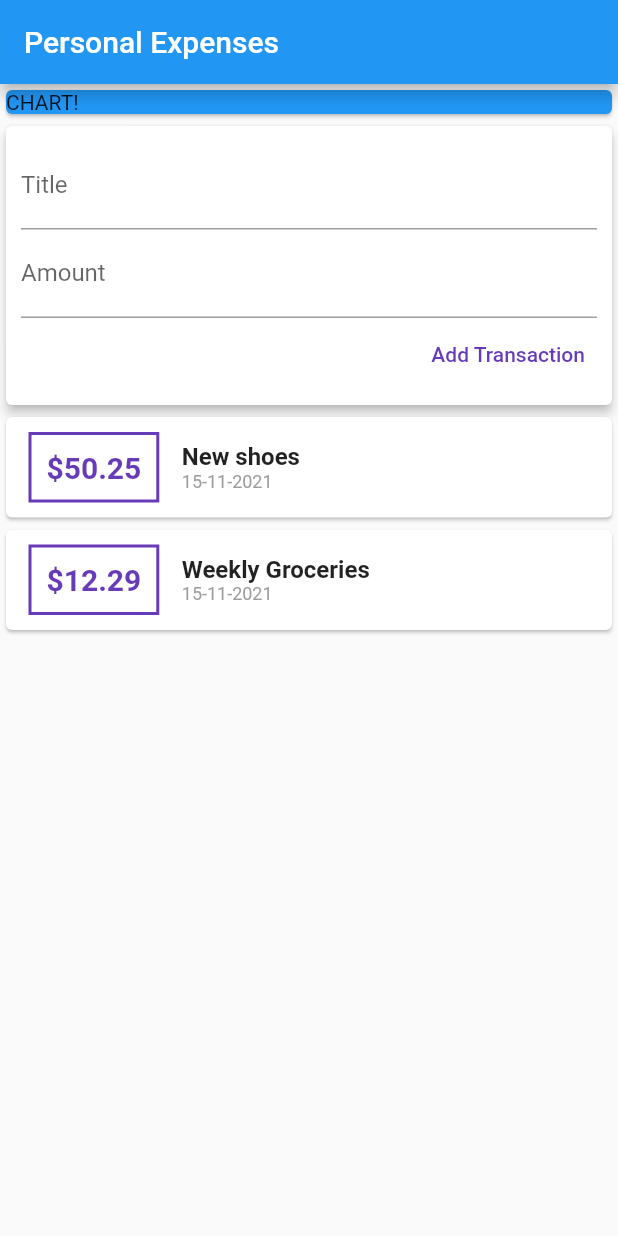
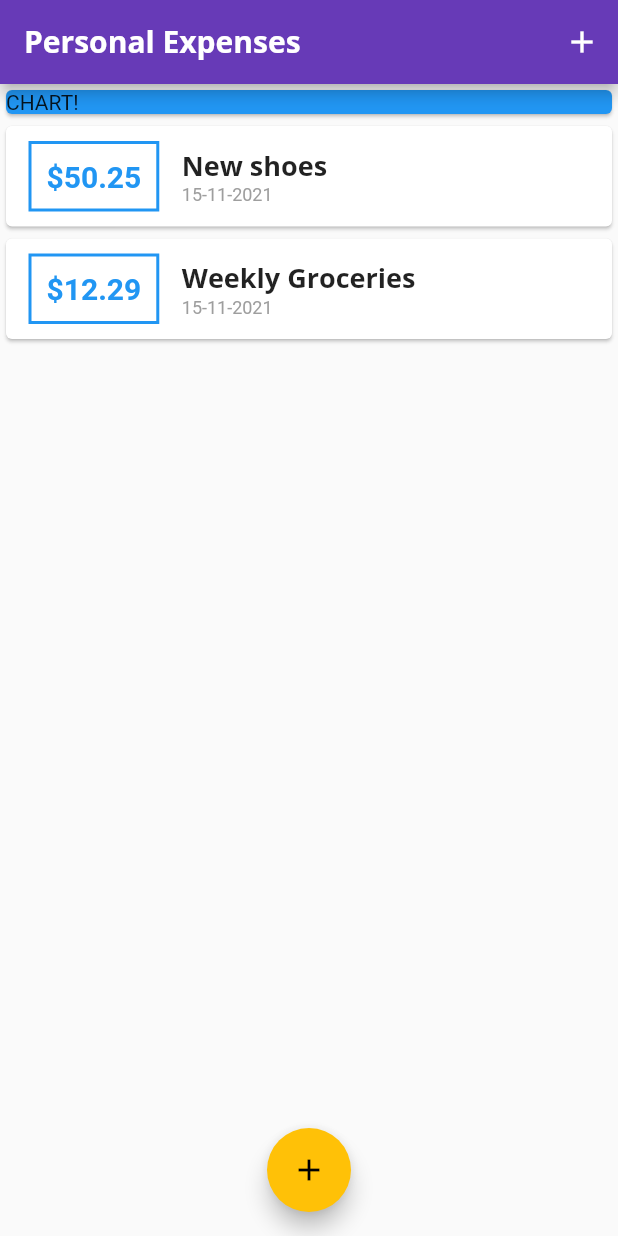
Before and after one commit to PratikJH153/Personal-Expenses-App, a Flutter app: the screen it shows after launch, on a phone screen of 412 x 824 dp. Run offline on Flutter 3.47's test engine with Material 2 defaults, Android fonts, the phone set to English and light mode, and no system bars.

Commit message:
Added all the files

```diff
--- a/lib/main.dart
+++ b/lib/main.dart
@@ -1,5 +1,7 @@
-import 'package:expensesapp/widgets/user_transaction.dart';
+import 'package:expensesapp/widgets/new_transaction.dart';
+import 'package:expensesapp/widgets/transaction_list.dart';
 import 'package:flutter/material.dart';
+import './models/transaction.dart';
 
 void main() => runApp(const MyApp());
 
@@ -8,35 +10,112 @@ class MyApp extends StatelessWidget {
 
   @override
   Widget build(BuildContext context) {
-    return const MaterialApp(
+    return MaterialApp(
       debugShowCheckedModeBanner: false,
       title: "Personal Expenses App",
-      home: HomePage(),
+      theme: ThemeData(
+        colorScheme: ColorScheme.fromSwatch(
+          accentColor: Colors.amber,
+          primarySwatch: Colors.deepPurple,
+        ),
+        fontFamily: 'Quicksand',
+        textTheme: ThemeData.light().textTheme.copyWith(
+              //Title
+              headline6: const TextStyle(
+                fontFamily: 'OpenSans',
+                fontSize: 18,
+                fontWeight: FontWeight.bold,
+              ),
+            ),
+        appBarTheme: const AppBarTheme(
+          titleTextStyle: TextStyle(
+            fontFamily: 'OpenSans',
+            fontSize: 20,
+            fontWeight: FontWeight.bold,
+          ),
+        ),
+      ),
+      home: const HomePage(),
     );
   }
 }
 
-class HomePage extends StatelessWidget {
+class HomePage extends StatefulWidget {
   const HomePage({Key? key}) : super(key: key);
+
+  @override
+  State<HomePage> createState() => _HomePageState();
+}
+
+class _HomePageState extends State<HomePage> {
+  final List<Transaction> _transactions = [
+    Transaction(
+      id: 't1',
+      title: 'New shoes',
+      amount: 50.25,
+      date: DateTime.now(),
+    ),
+    Transaction(
+      id: 't2',
+      title: 'Weekly Groceries',
+      amount: 12.29,
+      date: DateTime.now(),
+    ),
+  ];
+
+  void _addTransaction(String title, double amount) {
+    final Transaction newTx = Transaction(
+      id: DateTime.now().toString(),
+      title: title,
+      amount: amount,
+      date: DateTime.now(),
+    );
+
+    setState(() {
+      _transactions.add(newTx);
+    });
+  }
+
+  void _startAddNewTransaction(BuildContext ctx) {
+    showModalBottomSheet(
+      context: ctx,
+      builder: (_) {
+        return NewTransaction(_addTransaction);
+      },
+    );
+  }
 
   @override
   Widget build(BuildContext context) {
     return Scaffold(
       appBar: AppBar(
         title: const Text("Personal Expenses"),
+        actions: [
+          IconButton(
+            onPressed: () => _startAddNewTransaction(context),
+            icon: const Icon(
+              Icons.add,
+            ),
+          ),
+        ],
       ),
       body: SingleChildScrollView(
         child: Column(
           crossAxisAlignment: CrossAxisAlignment.stretch,
-          children: const [
-            Card(
+          children: [
+            const Card(
               color: Colors.blue,
               child: Text("CHART!"),
             ),
-            UserTransaction(),
+            TransactionList(_transactions),
           ],
         ),
       ),
+      floatingActionButton: FloatingActionButton(
+        onPressed: () => _startAddNewTransaction(context),
+        child: const Icon(Icons.add),
+      ),
+      floatingActionButtonLocation: FloatingActionButtonLocation.centerFloat,
     );
   }
 }
--- a/lib/widgets/transaction_list.dart
+++ b/lib/widgets/transaction_list.dart
@@ -24,16 +24,16 @@ class TransactionList extends StatelessWidget {
                   padding: const EdgeInsets.all(10),
                   decoration: BoxDecoration(
                     border: Border.all(
-                      color: Colors.deepPurple,
+                      color: Theme.of(context).primaryColor,
                       width: 2,
                     ),
                   ),
                   child: Text(
-                    "\$${tx.amount}",
-                    style: const TextStyle(
+                    "\$${tx.amount.toStringAsFixed(2)}",
+                    style: TextStyle(
                       fontWeight: FontWeight.bold,
                       fontSize: 20,
-                      color: Colors.deepPurple,
+                      color: Theme.of(context).primaryColor,
                     ),
                   ),
                 ),
@@ -42,10 +42,7 @@ class TransactionList extends StatelessWidget {
                   children: [
                     Text(
                       tx.title,
-                      style: const TextStyle(
-                        fontWeight: FontWeight.bold,
-                        fontSize: 16,
-                      ),
+                      style: Theme.of(context).textTheme.headline6,
                     ),
                     Text(
                       DateFormat("dd-MM-yyyy").format(tx.date),
--- a/lib/widgets/user_transaction.dart
+++ /dev/null
@@ -1,51 +0,0 @@
-import 'package:expensesapp/widgets/new_transaction.dart';
-import 'package:expensesapp/widgets/transaction_list.dart';
-import 'package:flutter/material.dart';
-import '../models/transaction.dart';
-
-class UserTransaction extends StatefulWidget {
-  const UserTransaction({Key? key}) : super(key: key);
-
-  @override
-  _UserTransactionState createState() => _UserTransactionState();
-}
-
-class _UserTransactionState extends State<UserTransaction> {
-  final List<Transaction> _transactions = [
-    Transaction(
-      id: 't1',
-      title: 'New shoes',
-      amount: 50.25,
-      date: DateTime.now(),
-    ),
-    Transaction(
-      id: 't2',
-      title: 'Weekly Groceries',
-      amount: 12.29,
-      date: DateTime.now(),
-    ),
-  ];
-
-  void _addTransaction(String title, double amount) {
-    final Transaction newTx = Transaction(
-      id: DateTime.now().toString(),
-      title: title,
-      amount: amount,
-      date: DateTime.now(),
-    );
-
-    setState(() {
-      _transactions.add(newTx);
-    });
-  }
-
-  @override
-  Widget build(BuildContext context) {
-    return Column(
-      children: [
-        NewTransaction(_addTransaction),
-        TransactionList(_transactions),
-      ],
-    );
-  }
-}
```
Also changed, not shown: lib/widgets/new_transaction.dart (+28 -6 lines), pubspec.yaml (+11 -6 lines), assets/fonts/OpenSans-Bold.ttf (added), assets/fonts/OpenSans-Regular.ttf (added), assets/fonts/Quicksand-Bold.ttf (added), assets/fonts/Quicksand-Light.ttf (added), assets/fonts/Quicksand-Medium.ttf (added), assets/fonts/Quicksand-Regular.ttf (added).
